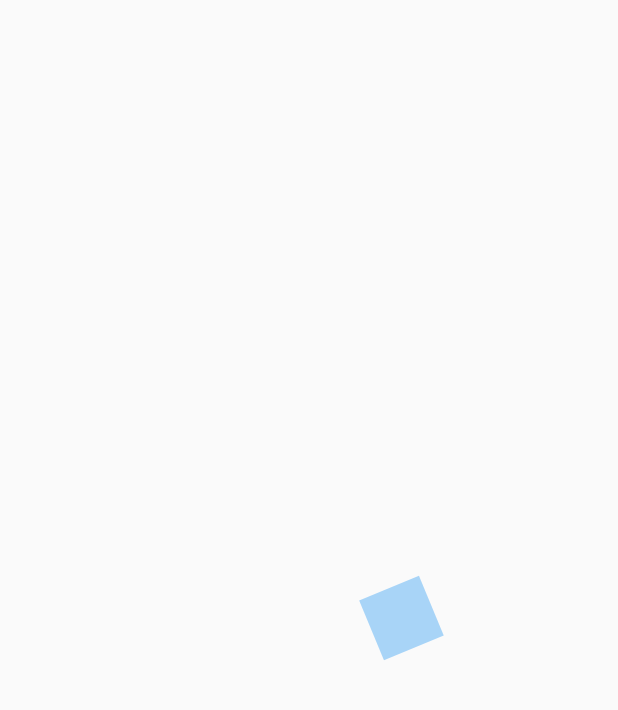
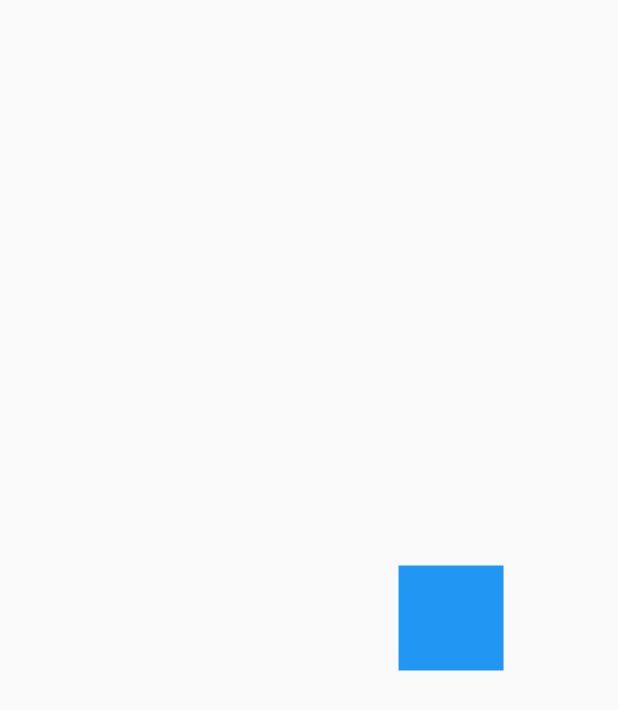
Before and after one commit to JeancarlosCarvajal/Disenos-personalizados-FLutter-Custom-Painters, a Flutter app: the first screen one second after launch, on a phone screen of 412 x 824 dp. Shown: the top 710 px of the screen. Run offline on Flutter 3.47's test engine with Material 2 defaults, Android fonts, the phone set to English and light mode, and no system bars.

Commit message:
Listo movimientos de widget Animado

```diff
--- a/lib/src/pages/animations_page.dart
+++ b/lib/src/pages/animations_page.dart
@@ -36,6 +36,7 @@ class _CuadradoAnimadoState extends State<CuadradoAnimado> with SingleTickerProv
 
   // controlar la opacidad
   late Animation<double> opacidad;
+  late Animation<double> opacidadOut;
 
   // mover
   late Animation<double> moverDerecha;
@@ -64,7 +65,11 @@ class _CuadradoAnimadoState extends State<CuadradoAnimado> with SingleTickerProv
 
     // controllar la opacidad
     opacidad = Tween(begin: 0.1, end: 1.0).animate(
-      CurvedAnimation(parent: controller, curve: Curves.easeOut)
+      CurvedAnimation(parent: controller, curve: const Interval(0.0, 0.75, curve: Curves.easeOut))
+    );
+
+    opacidadOut = Tween(begin: 1.0, end: 0.1 ).animate(
+      CurvedAnimation(parent: controller, curve: const Interval(0.75, 1.0, curve: Curves.easeOut))
     );
 
     // hacer la rotacion. el controller es el que manda a la animacion
@@ -74,18 +79,18 @@ class _CuadradoAnimadoState extends State<CuadradoAnimado> with SingleTickerProv
       CurvedAnimation(parent: controller, curve: const Interval(0.0, 0.25, curve: Curves.easeOut))
     );
 
+
     // siempre en el init state se debe colocar los listener
     controller.addListener(() {
-      print('jean: Status: ${controller.status}');
+      // print('jean: Status: ${controller.status}');
       if(controller.status == AnimationStatus.completed){
         // controller.repeat();
         // controller.reverse();
-        controller.reset();
+        // controller.reset();
       }
       // else if(controller.status == AnimationStatus.dismissed){
       //   controller.forward();
       // }
-
     });
 
     super.initState();
@@ -113,14 +118,14 @@ class _CuadradoAnimadoState extends State<CuadradoAnimado> with SingleTickerProv
       builder: (BuildContext context, Widget? childRectangulo) {
         // print('jean: ${rotation.value}');
         // print('jean: Opacidad: ${opacidad.value}');
-        // print('jean: Rotation: ${rotation.value}');
+        print('jean: opacidad: ${opacidadOut.value}');
         return  Transform.translate(
           offset: Offset(moverDerecha.value, 0),
           child: Transform.rotate(
             angle: rotation.value,
             // child: child, // otra opcion 1
             child: Opacity(
-              opacity: opacidad.value,
+              opacity: opacidad.value == 1 ? opacidadOut.value : opacidad.value,
               child: Transform.scale(
                 scale: agrandar.value,
                 child: childRectangulo
--- a/lib/src/pages/headers_page.dart
+++ b/lib/src/pages/headers_page.dart
@@ -1,4 +1,5 @@
 import 'package:custom_painter/src/pages/animations_page.dart';
+import 'package:custom_painter/src/retos/cuadrado_animado_page.dart';
 import 'package:custom_painter/src/widgets/headers.dart';
 import 'package:flutter/material.dart';
 
@@ -19,7 +20,8 @@ class HeadersPage extends StatelessWidget {
       // body: HeaderCurve(),
       // body: HeaderWave(),
       // body: HeaderWaveGradient(),
-      body: AnimationsPage(),
+      // body: AnimationsPage(),
+      body: CuadradoAnimadoPage(),
     );
   }
 }
--- /dev/null
+++ b/lib/src/retos/cuadrado_animado_page.dart
@@ -0,0 +1,106 @@
+import 'package:flutter/material.dart';
+
+class CuadradoAnimadoPage extends StatelessWidget {
+
+  const CuadradoAnimadoPage({Key? key}) : super(key: key);
+
+  @override
+  Widget build(BuildContext context) {
+    return const Scaffold(
+      body: Center(
+        child: _CuadradoAnimado()
+      ),
+    );
+  }
+}
+
+class _CuadradoAnimado extends StatefulWidget {
+  const _CuadradoAnimado({
+    Key? key,
+  }) : super(key: key);
+
+  @override
+  State<_CuadradoAnimado> createState() => _CuadradoAnimadoState();
+}
+
+class _CuadradoAnimadoState extends State<_CuadradoAnimado> with SingleTickerProviderStateMixin {
+
+  late AnimationController controller;
+
+  late Animation<double> moverDerecha;
+  late Animation<double> moverArriba;
+  late Animation<double> moverIzquierda;
+  late Animation<double> moverAbajo;
+
+
+  @override
+  void initState() {
+
+    controller = AnimationController(
+      vsync: this, duration: const Duration(milliseconds: 4000)
+    );
+
+    moverDerecha = Tween(begin: 0.0, end: 100.0).animate(
+      CurvedAnimation(parent: controller, curve: const Interval(0.0, 0.25, curve: Curves.easeInOutCirc))
+
+    );
+    moverArriba = Tween(begin: 0.0, end: -100.0).animate(
+      CurvedAnimation(parent: controller, curve: const Interval(0.25, 0.50, curve: Curves.easeInOutCirc))
+    );
+    moverIzquierda = Tween(begin: 0.0, end: -100.0).animate(
+      CurvedAnimation(parent: controller, curve: const Interval(0.50, 0.75, curve: Curves.easeInOutCirc))
+
+    );
+    moverAbajo = Tween(begin: 0.0, end: 100.0).animate(
+      CurvedAnimation(parent: controller, curve: const Interval(0.75, 1.00, curve: Curves.easeInOutCirc))
+    );
+
+    controller.addListener(() {
+      if(controller.status == AnimationStatus.completed) {
+        controller.reset();
+      }
+    });
+
+    super.initState();
+  }
+
+  @override
+  void dispose() {
+    controller.dispose();
+  }
+
+  @override
+  Widget build(BuildContext context) {
+    controller.forward();
+
+    return AnimatedBuilder(
+        animation: controller,
+        child: const _Rectangulo(),
+        builder: (BuildContext context, Widget? child) {
+          print('jean: moverDerecha: ${moverDerecha.value}');
+
+          return Transform.translate(
+            offset: Offset(moverDerecha.value + moverIzquierda.value, moverArriba.value + moverAbajo.value),
+            child: const _Rectangulo()
+          );
+
+        },
+      );
+  }
+}
+
+
+class _Rectangulo extends StatelessWidget {
+    const _Rectangulo({Key? key}) : super(key: key);
+
+    @override
+    Widget build(BuildContext context) {
+    return Container(
+       width: 70,
+       height: 70,
+       decoration: BoxDecoration(
+         color: Colors.blue
+       ),
+     );
+   }
+}
```
Also changed, not shown: 1 other file.
